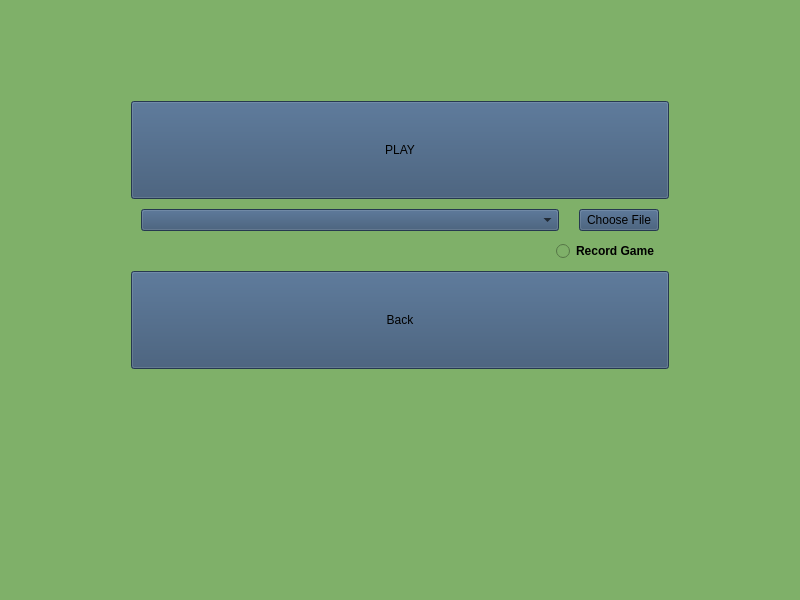
Above: src/View/gamepage.ui from imiskii/VUT-FIT-ICP-Pacman before the change. Below: the same form after it.
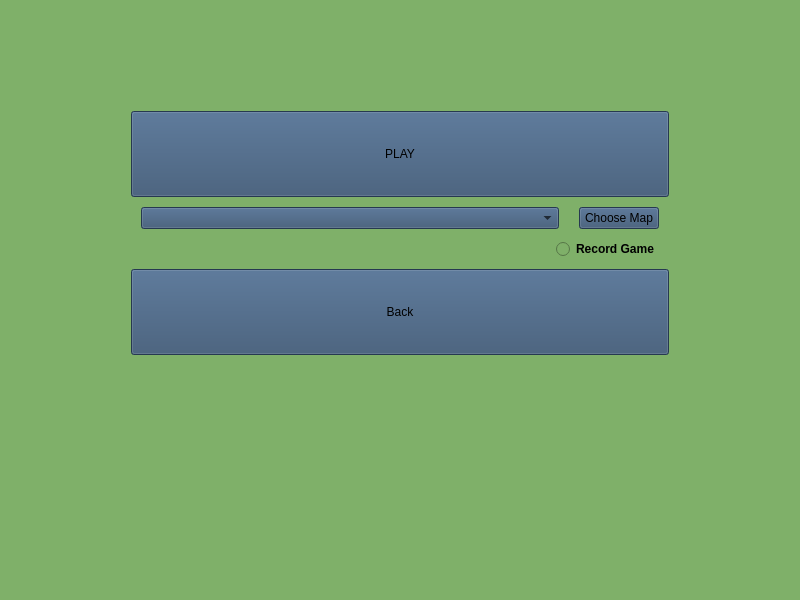
That is the form after the change.

The edit to the form file:
```diff
--- a/src/View/gamepage.ui
+++ b/src/View/gamepage.ui
@@ -37,13 +37,13 @@
         <number>120</number>
        </property>
        <property name="topMargin">
-        <number>90</number>
+        <number>100</number>
        </property>
        <property name="rightMargin">
         <number>120</number>
        </property>
        <property name="bottomMargin">
-        <number>220</number>
+        <number>210</number>
        </property>
        <item>
         <layout class="QVBoxLayout" name="verticalLayout_7">
@@ -114,7 +114,7 @@
               <string notr="true">background: #355070; </string>
              </property>
              <property name="text">
-              <string>Choose File</string>
+              <string>Choose Map</string>
              </property>
             </widget>
            </item>
@@ -184,6 +184,25 @@
            </property>
           </widget>
          </item>
+         <item>
+          <widget class="QLabel" name="MessageLabel">
+           <property name="sizePolicy">
+            <sizepolicy hsizetype="Preferred" vsizetype="Maximum">
+             <horstretch>0</horstretch>
+             <verstretch>0</verstretch>
+            </sizepolicy>
+           </property>
+           <property name="styleSheet">
+            <string notr="true">color: red;</string>
+           </property>
+           <property name="text">
+            <string/>
+           </property>
+           <property name="alignment">
+            <set>Qt::AlignCenter</set>
+           </property>
+          </widget>
+         </item>
         </layout>
        </item>
       </layout>
```
Left out of the diff: 4 changed lines with no effect on the pictures.
